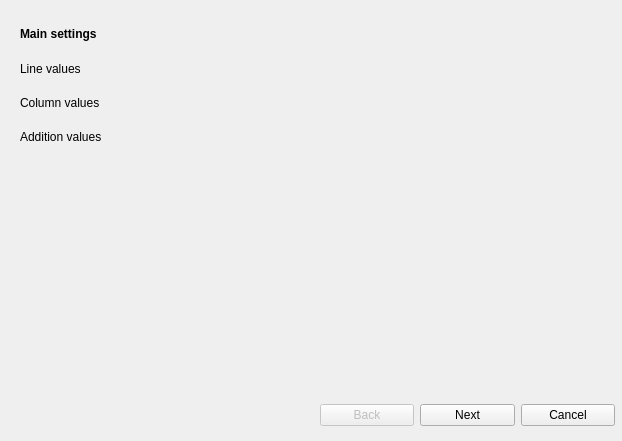
This is src/levelCreate/conditionlevelcreate.ui in TrubArt/NonogrammQt as Qt 5 draws it before an edit. The edited form follows.
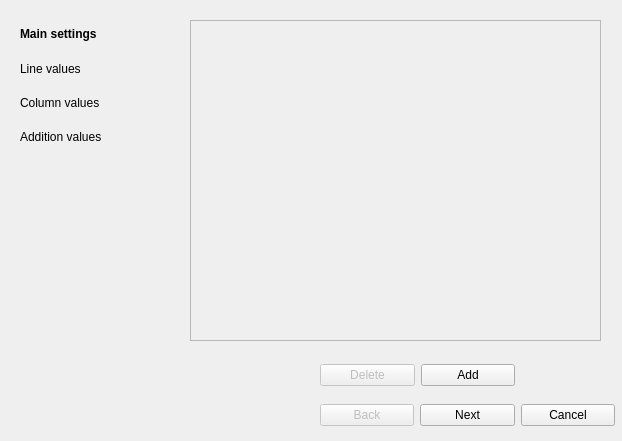
This is the edited form. The open tabs and pages were chosen to show the change.

The edit to the form file:
```diff
--- a/src/levelCreate/conditionlevelcreate.ui
+++ b/src/levelCreate/conditionlevelcreate.ui
@@ -152,7 +152,60 @@
      </widget>
     </widget>
    </widget>
-   <widget class="QWidget" name="page_4"/>
+   <widget class="QWidget" name="page_4">
+    <widget class="QScrollArea" name="AdditionScrollArea">
+     <property name="geometry">
+      <rect>
+       <x>0</x>
+       <y>0</y>
+       <width>411</width>
+       <height>321</height>
+      </rect>
+     </property>
+     <property name="widgetResizable">
+      <bool>true</bool>
+     </property>
+     <widget class="QWidget" name="scrollAreaWidgetContents">
+      <property name="geometry">
+       <rect>
+        <x>0</x>
+        <y>0</y>
+        <width>409</width>
+        <height>319</height>
+       </rect>
+      </property>
+     </widget>
+    </widget>
+    <widget class="QWidget" name="layoutWidget">
+     <property name="geometry">
+      <rect>
+       <x>130</x>
+       <y>340</y>
+       <width>195</width>
+       <height>31</height>
+      </rect>
+     </property>
+     <layout class="QGridLayout" name="gridLayout">
+      <item row="0" column="0">
+       <widget class="QPushButton" name="pbDelete">
+        <property name="enabled">
+         <bool>false</bool>
+        </property>
+        <property name="text">
+         <string>Delete</string>
+        </property>
+       </widget>
+      </item>
+      <item row="0" column="1">
+       <widget class="QPushButton" name="pbAdd">
+        <property name="text">
+         <string>Add</string>
+        </property>
+       </widget>
+      </item>
+     </layout>
+    </widget>
+   </widget>
   </widget>
   <widget class="QWidget" name="layoutWidget">
    <property name="geometry">
```
Left out of the diff: 2 changed lines with no effect on the pictures.
